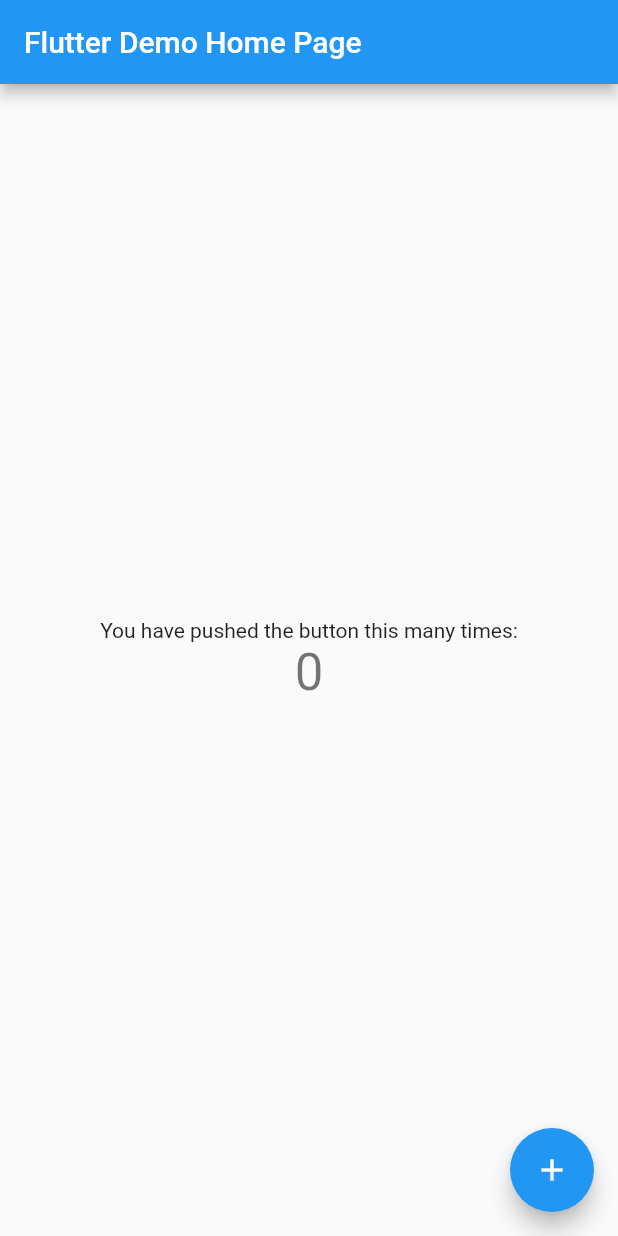
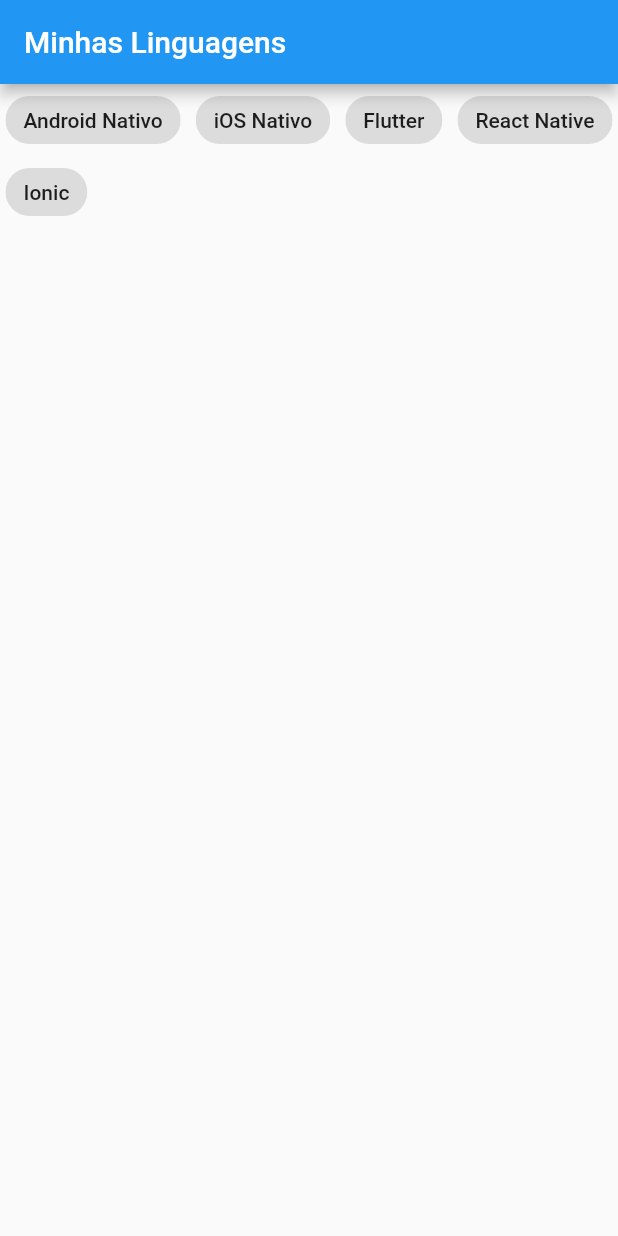
Before and after one commit to LuizSilva2714/states_widgets_routes, a Flutter app: the screen it shows after launch, on a phone screen of 412 x 824 dp. Run offline on Flutter 3.47's test engine with Material 2 defaults, Android fonts, the phone set to English and light mode, and no system bars.

Commit message:
Criando lista de linguagens com Cards e ChoiceChips

```diff
--- a/lib/main.dart
+++ b/lib/main.dart
@@ -1,4 +1,5 @@
 import 'package:flutter/material.dart';
+import 'package:states_widgets_routes/screens/home.dart';
 
 void main() {
   runApp(const MyApp());
@@ -24,92 +25,7 @@ class MyApp extends StatelessWidget {
         // is not restarted.
         primarySwatch: Colors.blue,
       ),
-      home: const MyHomePage(title: 'Flutter Demo Home Page'),
+      home: const MyHome(),
     );
   }
 }
-
-class MyHomePage extends StatefulWidget {
-  const MyHomePage({Key? key, required this.title}) : super(key: key);
-
-  // This widget is the home page of your application. It is stateful, meaning
-  // that it has a State object (defined below) that contains fields that affect
-  // how it looks.
-
-  // This class is the configuration for the state. It holds the values (in this
-  // case the title) provided by the parent (in this case the App widget) and
-  // used by the build method of the State. Fields in a Widget subclass are
-  // always marked "final".
-
-  final String title;
-
-  @override
-  State<MyHomePage> createState() => _MyHomePageState();
-}
-
-class _MyHomePageState extends State<MyHomePage> {
-  int _counter = 0;
-
-  void _incrementCounter() {
-    setState(() {
-      // This call to setState tells the Flutter framework that something has
-      // changed in this State, which causes it to rerun the build method below
-      // so that the display can reflect the updated values. If we changed
-      // _counter without calling setState(), then the build method would not be
-      // called again, and so nothing would appear to happen.
-      _counter++;
-    });
-  }
-
-  @override
-  Widget build(BuildContext context) {
-    // This method is rerun every time setState is called, for instance as done
-    // by the _incrementCounter method above.
-    //
-    // The Flutter framework has been optimized to make rerunning build methods
-    // fast, so that you can just rebuild anything that needs updating rather
-    // than having to individually change instances of widgets.
-    return Scaffold(
-      appBar: AppBar(
-        // Here we take the value from the MyHomePage object that was created by
-        // the App.build method, and use it to set our appbar title.
-        title: Text(widget.title),
-      ),
-      body: Center(
-        // Center is a layout widget. It takes a single child and positions it
-        // in the middle of the parent.
-        child: Column(
-          // Column is also a layout widget. It takes a list of children and
-          // arranges them vertically. By default, it sizes itself to fit its
-          // children horizontally, and tries to be as tall as its parent.
-          //
-          // Invoke "debug painting" (press "p" in the console, choose the
-          // "Toggle Debug Paint" action from the Flutter Inspector in Android
-          // Studio, or the "Toggle Debug Paint" command in Visual Studio Code)
-          // to see the wireframe for each widget.
-          //
-          // Column has various properties to control how it sizes itself and
-          // how it positions its children. Here we use mainAxisAlignment to
-          // center the children vertically; the main axis here is the vertical
-          // axis because Columns are vertical (the cross axis would be
-          // horizontal).
-          mainAxisAlignment: MainAxisAlignment.center,
-          children: <Widget>[
-            const Text(
-              'You have pushed the button this many times:',
-            ),
-            Text(
-              '$_counter',
-              style: Theme.of(context).textTheme.headline4,
-            ),
-          ],
-        ),
-      ),
-      floatingActionButton: FloatingActionButton(
-        onPressed: _incrementCounter,
-        tooltip: 'Increment',
-        child: const Icon(Icons.add),
-      ), // This trailing comma makes auto-formatting nicer for build methods.
-    );
-  }
-}
--- /dev/null
+++ b/lib/models/language.dart
@@ -0,0 +1,10 @@
+import 'package:flutter/material.dart';
+
+class Language {
+  final String title;
+  final String subtitle;
+  bool selected = false;
+  IconData icon = Icons.add_box_outlined;
+
+  Language(this.title, this.subtitle);
+}
--- /dev/null
+++ b/lib/screens/home.dart
@@ -0,0 +1,64 @@
+import 'package:flutter/material.dart';
+import 'package:states_widgets_routes/models/language.dart';
+// import 'package:flutter/src/foundation/key.dart';
+
+class MyHome extends StatefulWidget {
+  const MyHome({Key? key}) : super(key: key);
+
+  @override
+  State<MyHome> createState() => _MyHomeState();
+}
+
+class _MyHomeState extends State<MyHome> {
+  List<Language> languages = [
+    Language("Android Nativo", "Linguagens C, Java, Kotlin"),
+    Language("iOS Nativo", "Objective-C e Swift"),
+    Language("Flutter", "Linguagens Dart"),
+    Language("React Native", "Linguagens JavaScript e TypeScript"),
+    Language("Ionic", "Linguagens JavaScript e TypeScript"),
+  ];
+
+  Widget title = const Text("Minhas Linguagens");
+
+  @override
+  Widget build(BuildContext context) {
+    return Scaffold(
+      appBar: AppBar(title: title),
+      body: Column(
+        children: [
+          Wrap(
+            spacing: 10,
+            children: buildChoiceChips(),
+          ),
+          Expanded(
+              child: ListView(
+            children: buildItemsList(),
+          ))
+        ],
+      ),
+    );
+  }
+
+  List<ChoiceChip> buildChoiceChips() {
+    return languages
+        .map((e) => ChoiceChip(
+            label: Text(e.title),
+            selected: e.selected,
+            onSelected: (value) => setState(() {
+                  e.selected = value;
+                })))
+        .toList();
+  }
+
+  List<Widget> buildItemsList() {
+    return languages.where((element) => element.selected)
+        .map((e) => Card(
+              child: ListTile(
+                leading: Icon(e.icon),
+                title: Text(e.title),
+                subtitle: Text(e.subtitle),
+              ),
+            ))
+        .toList();
+  }
+}
--- a/pubspec.yaml
+++ b/pubspec.yaml
@@ -58,6 +58,7 @@ flutter:
   uses-material-design: true
 
   # To add assets to your application, add an assets section, like this:
+  # Abaixo, necessário definir as pastas de assets, fonts e etc.
   # assets:
   #   - images/a_dot_burr.jpeg
   #   - images/a_dot_ham.jpeg
```
